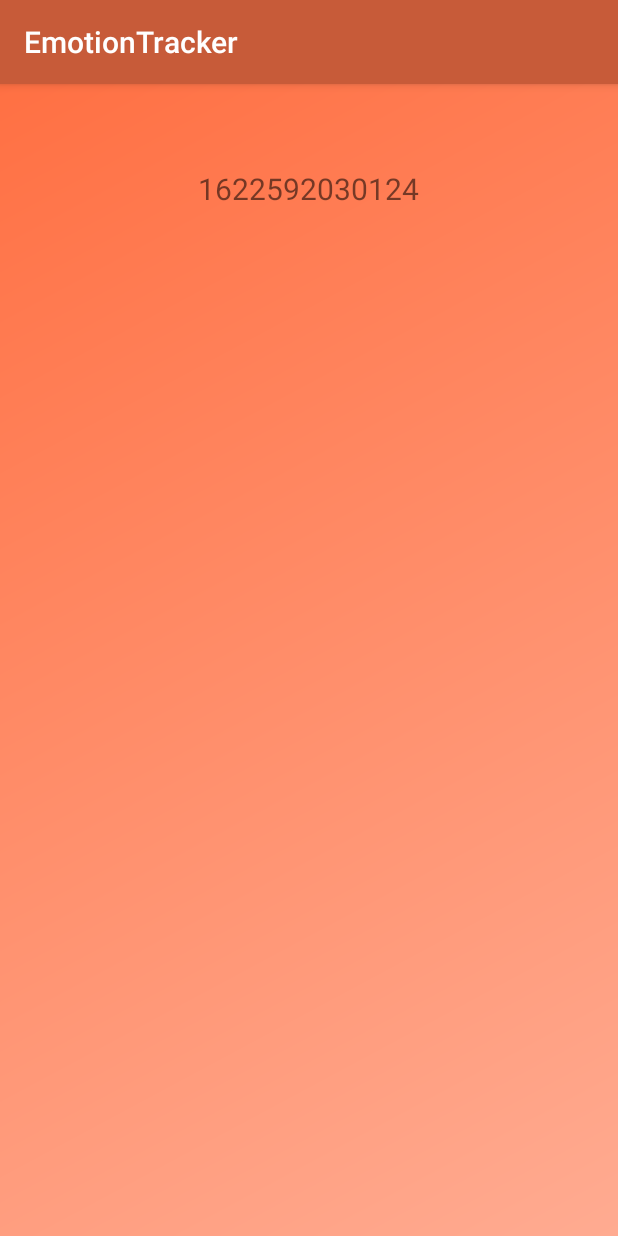
After one commit to IusanCatalin/Licenta, an Android app: the Events_ranking screen opened directly, with no data from a screen before it, on a phone screen of 412 x 824 dp. The commit adds this screen. Run offline under Robolectric (Android 15) with nearby library versions, the phone set to English and light mode, and no system bars.

```diff
--- a/app/src/main/AndroidManifest.xml
+++ b/app/src/main/AndroidManifest.xml
@@ -10,6 +10,8 @@
     <uses-permission android:name="android.permission.READ_INTERNAL_STORAGE" />
     <uses-permission android:name="android.permission.CAMERA" />
     <uses-permission android:name="android.permission.RECORD_AUDIO" />
+    <uses-permission android:name="android.permission.READ_CALENDAR" />
+    <uses-permission android:name="android.permission.WRITE_CALENDAR" />
 
     <uses-feature android:name="android.hardware.camera" />
     <uses-feature
@@ -26,7 +28,8 @@
         android:roundIcon="@mipmap/ic_launcher_round"
         android:supportsRtl="true"
         android:theme="@style/AppTheme">
-        <activity android:name=".ImageMemories"></activity>
+        <activity android:name="calendar.Events_ranking"></activity>
+        <activity android:name=".ImageMemories" />
         <activity android:name=".AudioMemories" />
         <activity android:name=".TextMemories" />
         <activity android:name=".GraphActivity" />
--- /dev/null
+++ b/app/src/main/java/calendar/Events_ranking.java
@@ -0,0 +1,83 @@
+package calendar;
+
+import androidx.appcompat.app.AppCompatActivity;
+
+import android.content.ContentResolver;
+import android.content.ContentUris;
+import android.database.Cursor;
+import android.net.Uri;
+import android.os.Bundle;
+import android.provider.CalendarContract;
+import android.provider.CalendarContract.Instances;
+import android.util.Log;
+import android.widget.TextView;
+
+import com.example.emotiontracker.R;
+
+import java.text.DateFormat;
+import java.text.SimpleDateFormat;
+import java.util.Calendar;
+
+public class Events_ranking extends AppCompatActivity {
+
+
+    public static final String[] INSTANCE_PROJECTION = new String[] {
+            Instances.EVENT_ID,      // 0
+            Instances.BEGIN,         // 1
+            Instances.TITLE          // 2
+    };
+    @Override
+    protected void onCreate(Bundle savedInstanceState) {
+        super.onCreate(savedInstanceState);
+        setContentView(R.layout.activity_events_ranking);
+        TextView test = findViewById(R.id.test);
+
+        Calendar cal = Calendar.getInstance();
+        cal.add(Calendar.DATE, -1);
+        int day = cal.get(Calendar.DAY_OF_MONTH);
+        Log.w("Date -1",String.valueOf(day));
+        int month = cal.get(Calendar.MONTH);
+        int year = cal.get(Calendar.YEAR);
+        Calendar start = Calendar.getInstance();
+        start.set(year, month , day, 0 , 0);
+        long startMillis = start.getTimeInMillis();
+        Log.w("Start time",String.valueOf(startMillis));
+        test.setText(String.valueOf(startMillis));
+        Log.w("daystart" , String.valueOf(start.get(Calendar.DAY_OF_MONTH)));
+        Log.w("daystart" , String.valueOf(start.get(Calendar.MONTH)));
+        Log.w("daystart" , String.valueOf(start.get(Calendar.YEAR)));
+        Calendar end = Calendar.getInstance();
+        end.set(year, month , day, 23 , 59);
+        long endMillis = end.getTimeInMillis();
+        Log.w("End time",String.valueOf(endMillis));
+        Log.w("dayend" , String.valueOf(end.get(Calendar.DAY_OF_MONTH)));
+        Log.w("dayend" , String.valueOf(end.get(Calendar.MONTH)));
+        Log.w("dayend" , String.valueOf(end.get(Calendar.YEAR)));
+        Cursor cur = null;
+        ContentResolver cr = getContentResolver();
+        try {
+            Uri.Builder builder = Instances.CONTENT_URI.buildUpon();
+            ContentUris.appendId(builder, startMillis);
+            ContentUris.appendId(builder, endMillis);
+
+            String[] INSTANCE_PROJECTION = new String[]{Instances.EVENT_ID,
+                    Instances.TITLE, Instances.BEGIN, Instances.END};
+
+            Uri uri = builder.build();
+            cur = cr.query(uri, INSTANCE_PROJECTION, null, null,null);
+
+            if (cur != null) {
+                while (cur.moveToNext()) {
+                    String id = cur.getString(cur.getColumnIndex(Instances.EVENT_ID));
+                    String title = cur.getString(cur.getColumnIndex(Instances.TITLE));
+                    Log.w("eveniment" , title);
+                }
+            }
+        } catch (SecurityException e) {
+            // no permission to read calendars
+        } finally {
+            if (cur != null)
+                cur.close();
+        }
+    }
+}
--- /dev/null
+++ b/app/src/main/res/drawable-mdpi/light_orange_gradient1.xml
@@ -0,0 +1,3 @@
+<shape xmlns:android="http://schemas.android.com/apk/res/android" android:shape="rectangle" android:layout_height="wrap_content" android:layout_width="wrap_content">
+    <gradient android:startColor="#ffbb93" android:endColor="#ffccbc" android:angle="45"/>
+</shape>
--- /dev/null
+++ b/app/src/main/res/layout/activity_events_ranking.xml
@@ -0,0 +1,29 @@
+<?xml version="1.0" encoding="utf-8"?>
+<RelativeLayout xmlns:android="http://schemas.android.com/apk/res/android"
+    xmlns:app="http://schemas.android.com/apk/res-auto"
+    xmlns:tools="http://schemas.android.com/tools"
+    android:layout_width="match_parent"
+    android:layout_height="match_parent"
+    tools:context=".HistoryActivity"
+    android:background="@drawable/normal_orange_gradient5">
+
+    <androidx.appcompat.widget.Toolbar
+        android:layout_width="match_parent"
+        android:layout_height="wrap_content"
+        android:id="@+id/history_toolbar"
+
+        >
+
+    </androidx.appcompat.widget.Toolbar>
+
+    <TextView
+        android:layout_width="wrap_content"
+        android:layout_height="wrap_content"
+        android:id="@+id/test"
+        android:layout_below="@id/history_toolbar"
+        android:layout_centerHorizontal="true"
+        android:textSize="20dp"
+        android:text="Wow"
+        />
+
+</RelativeLayout>
```
Also changed, not shown: app/src/main/java/com/example/emotiontracker/MainActivity.java (+32 -1 lines), app/src/main/res/layout/activity_main_drawer.xml (+11 -0 lines).
